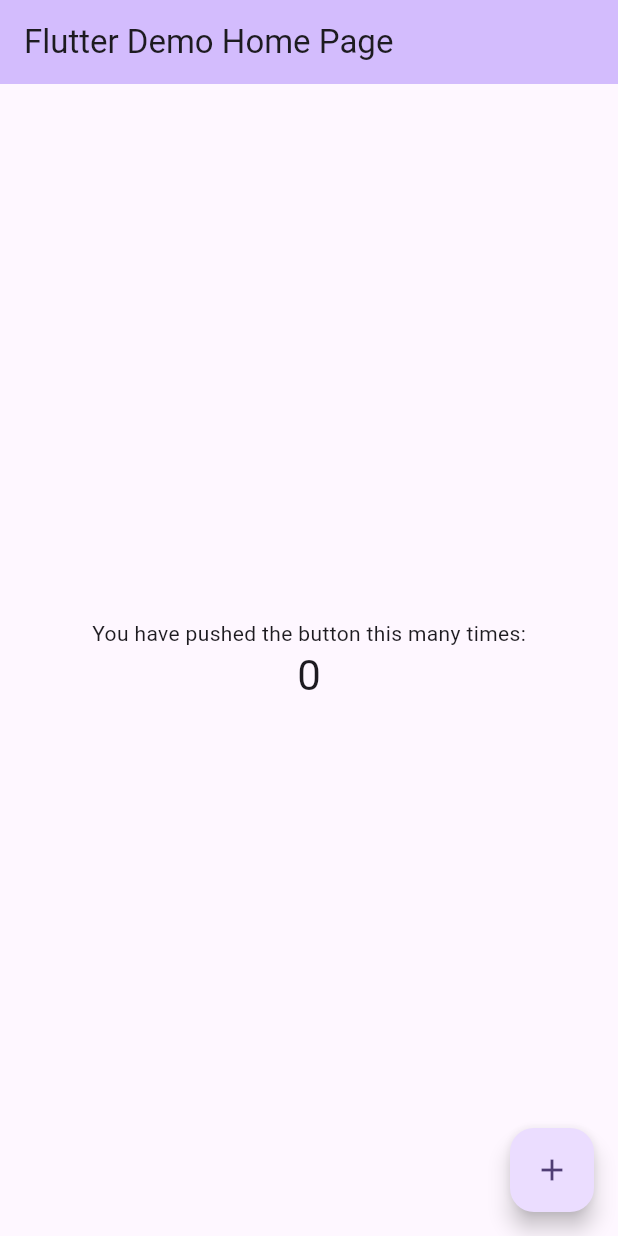
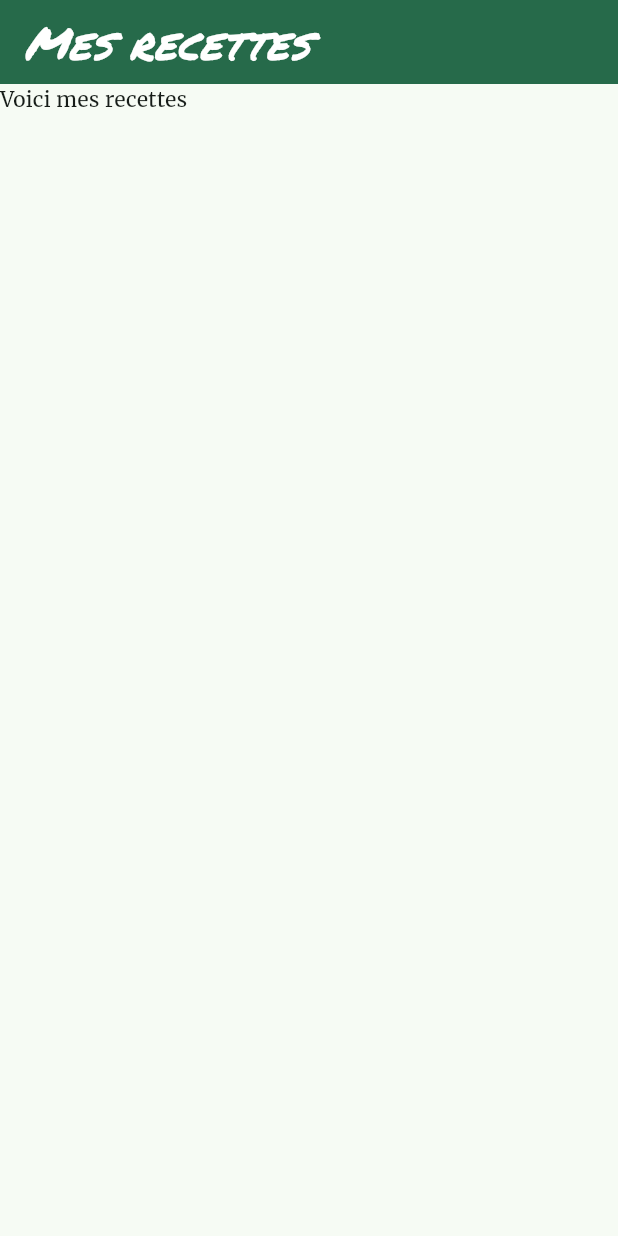
Before and after one commit to olivier-chatelin/chop_shop, a Flutter app: the screen it shows after launch, on a phone screen of 412 x 824 dp. Run offline on Flutter 3.47's test engine with Material 3 defaults, Android fonts, the phone set to English and light mode, and no system bars; our stand-ins replace google_fonts.

Commit message:
Made app bar

```diff
--- a/lib/main.dart
+++ b/lib/main.dart
@@ -1,4 +1,6 @@
+import 'package:chop_shop/view/recipes/recipes.dart';
 import 'package:flutter/material.dart';
+import 'package:google_fonts/google_fonts.dart';
 
 void main() {
   runApp(const MyApp());
@@ -11,115 +13,28 @@ class MyApp extends StatelessWidget {
   @override
   Widget build(BuildContext context) {
     return MaterialApp(
-      title: 'Flutter Demo',
+      title: 'Chop shop',
+      debugShowCheckedModeBanner: false,
       theme: ThemeData(
-        // This is the theme of your application.
-        //
-        // TRY THIS: Try running your application with "flutter run". You'll see
-        // the application has a purple toolbar. Then, without quitting the app,
-        // try changing the seedColor in the colorScheme below to Colors.green
-        // and then invoke "hot reload" (save your changes or press the "hot
-        // reload" button in a Flutter-supported IDE, or press "r" if you used
-        // the command line to start the app).
-        //
-        // Notice that the counter didn't reset back to zero; the application
-        // state is not lost during the reload. To reset the state, use hot
-        // restart instead.
-        //
-        // This works for code too, not just values: Most code changes can be
-        // tested with just a hot reload.
-        colorScheme: ColorScheme.fromSeed(seedColor: Colors.deepPurple),
+        colorScheme: ColorScheme.fromSeed(
+            seedColor: Colors.greenAccent,
+            brightness: Brightness.light,
+        ),
+        textTheme: TextTheme(
+          displayLarge: const TextStyle(
+            fontSize: 72,
+            fontWeight: FontWeight.bold,
+          ),
+          titleLarge: GoogleFonts.permanentMarker(
+            fontSize: 30,
+            fontStyle: FontStyle.italic,
+          ),
+          bodyMedium: GoogleFonts.merriweather(),
+          displaySmall: GoogleFonts.pacifico(),
+        ),
         useMaterial3: true,
       ),
-      home: const MyHomePage(title: 'Flutter Demo Home Page'),
+      home: const Home(),
     );
   }
 }
-
-class MyHomePage extends StatefulWidget {
-  const MyHomePage({super.key, required this.title});
-
-  // This widget is the home page of your application. It is stateful, meaning
-  // that it has a State object (defined below) that contains fields that affect
-  // how it looks.
-
-  // This class is the configuration for the state. It holds the values (in this
-  // case the title) provided by the parent (in this case the App widget) and
-  // used by the build method of the State. Fields in a Widget subclass are
-  // always marked "final".
-
-  final String title;
-
-  @override
-  State<MyHomePage> createState() => _MyHomePageState();
-}
-
-class _MyHomePageState extends State<MyHomePage> {
-  int _counter = 0;
-
-  void _incrementCounter() {
-    setState(() {
-      // This call to setState tells the Flutter framework that something has
-      // changed in this State, which causes it to rerun the build method below
-      // so that the display can reflect the updated values. If we changed
-      // _counter without calling setState(), then the build method would not be
-      // called again, and so nothing would appear to happen.
-      _counter++;
-    });
-  }
-
-  @override
-  Widget build(BuildContext context) {
-    // This method is rerun every time setState is called, for instance as done
-    // by the _incrementCounter method above.
-    //
-    // The Flutter framework has been optimized to make rerunning build methods
-    // fast, so that you can just rebuild anything that needs updating rather
-    // than having to individually change instances of widgets.
-    return Scaffold(
-      appBar: AppBar(
-        // TRY THIS: Try changing the color here to a specific color (to
-        // Colors.amber, perhaps?) and trigger a hot reload to see the AppBar
-        // change color while the other colors stay the same.
-        backgroundColor: Theme.of(context).colorScheme.inversePrimary,
-        // Here we take the value from the MyHomePage object that was created by
-        // the App.build method, and use it to set our appbar title.
-        title: Text(widget.title),
-      ),
-      body: Center(
-        // Center is a layout widget. It takes a single child and positions it
-        // in the middle of the parent.
-        child: Column(
-          // Column is also a layout widget. It takes a list of children and
-          // arranges them vertically. By default, it sizes itself to fit its
-          // children horizontally, and tries to be as tall as its parent.
-          //
-          // Column has various properties to control how it sizes itself and
-          // how it positions its children. Here we use mainAxisAlignment to
-          // center the children vertically; the main axis here is the vertical
-          // axis because Columns are vertical (the cross axis would be
-          // horizontal).
-          //
-          // TRY THIS: Invoke "debug painting" (choose the "Toggle Debug Paint"
-          // action in the IDE, or press "p" in the console), to see the
-          // wireframe for each widget.
-          mainAxisAlignment: MainAxisAlignment.center,
-          children: <Widget>[
-            const Text(
-              'You have pushed the button this many times:',
-            ),
-            Text(
-              '$_counter',
-              style: Theme.of(context).textTheme.headlineMedium,
-            ),
-          ],
-        ),
-      ),
-      floatingActionButton: FloatingActionButton(
-        onPressed: _incrementCounter,
-        tooltip: 'Increment',
-        child: const Icon(Icons.add),
-      ), // This trailing comma makes auto-formatting nicer for build methods.
-    );
-  }
-}
--- /dev/null
+++ b/lib/view/recipes/recipes.dart
@@ -0,0 +1,23 @@
+import 'package:flutter/material.dart';
+
+class Home extends StatefulWidget {
+  const Home({super.key});
+
+  @override
+  State<Home> createState() => _HomeState();
+}
+
+class _HomeState extends State<Home> {
+  @override
+  Widget build(BuildContext context) {
+    return Scaffold(
+      appBar: AppBar(
+        title: Text('Mes recettes',
+          style: TextStyle(color: Colors.white),
+        ),
+        backgroundColor: Theme.of(context).colorScheme.primary,
+      ),
+      body: Text('Voici mes recettes'),
+    );
+  }
+}
--- a/pubspec.yaml
+++ b/pubspec.yaml
@@ -35,6 +35,7 @@ dependencies:
   # The following adds the Cupertino Icons font to your application.
   # Use with the CupertinoIcons class for iOS style icons.
   cupertino_icons: ^1.0.2
+  google_fonts: ^6.1.0
 
 dev_dependencies:
   flutter_test:
```
Also changed, not shown: flutter_01.png (added), lib/view/grocery/widgets/grocery.dart (added), lib/view/planner/widgets/planner.dart (added), pubspec.lock, 1 other file.
